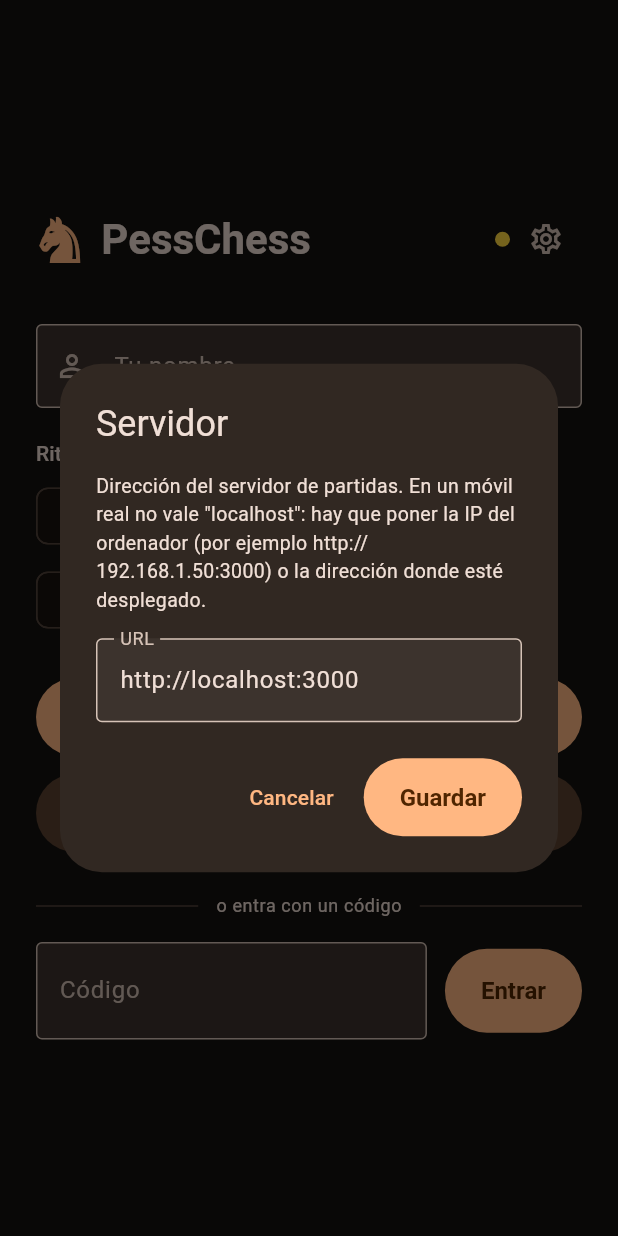
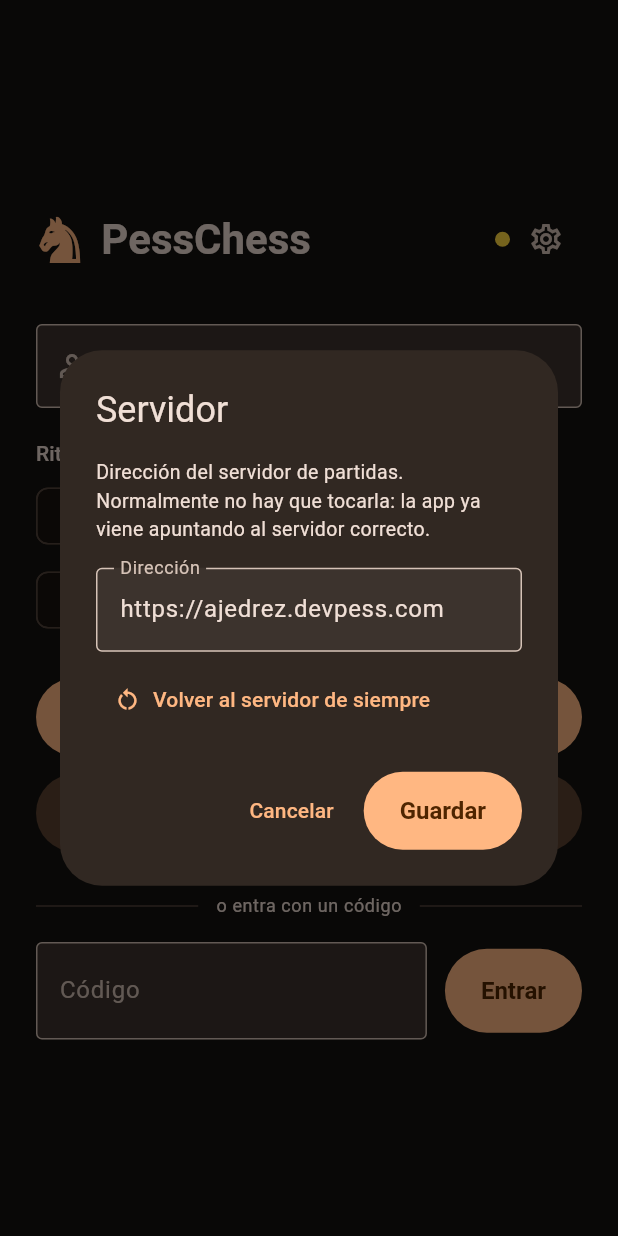
Before and after one commit to DevPaulSuarez/PessChess, a Flutter app: the screen it shows after launch, after a tap on the "settings" icon, on a phone screen of 412 x 824 dp. Run offline on Flutter 3.47's test engine with Material 3 defaults, Android fonts, the phone set to English and light mode, and no system bars; our stand-ins replace shared_preferences, socket_io_client; network calls fail.

Commit message:
Apuntar la app al servidor publicado por defecto
Antes venía con localhost, que en un móvil significa el propio móvil: la app
buscaba un servidor de ajedrez dentro del teléfono y no conectaba. Era razonable
cuando el servidor solo existía en el Mac; ahora que está publicado, ese es el
que debe venir de fábrica y `flutter run` funciona sin flags.

Para desarrollar contra el servidor local hay que pedirlo explícitamente.

El diálogo de configuración ya no habla de poner la IP del ordenador, e incluye
un botón para volver a la dirección de siempre si alguien la cambia.

Co-Authored-By: Claude Opus 5 <noreply@anthropic.com>

```diff
--- a/app/lib/screens/home_screen.dart
+++ b/app/lib/screens/home_screen.dart
@@ -238,9 +238,8 @@ class _HomeScreenState extends State<HomeScreen> {
           crossAxisAlignment: CrossAxisAlignment.start,
           children: [
             const Text(
-              'Dirección del servidor de partidas. En un móvil real no vale '
-              '"localhost": hay que poner la IP del ordenador (por ejemplo '
-              'http://192.168.1.50:3000) o la dirección donde esté desplegado.',
+              'Dirección del servidor de partidas. Normalmente no hay que '
+              'tocarla: la app ya viene apuntando al servidor correcto.',
               style: TextStyle(fontSize: 13),
             ),
             const SizedBox(height: 16),
@@ -248,7 +247,16 @@ class _HomeScreenState extends State<HomeScreen> {
               controller: controller,
               autocorrect: false,
               keyboardType: TextInputType.url,
-              decoration: const InputDecoration(labelText: 'URL'),
+              decoration: const InputDecoration(labelText: 'Dirección'),
+            ),
+            const SizedBox(height: 8),
+            Align(
+              alignment: Alignment.centerLeft,
+              child: TextButton.icon(
+                icon: const Icon(Icons.restart_alt, size: 18),
+                label: const Text('Volver al servidor de siempre'),
+                onPressed: () => controller.text = GameClient.defaultServerUrl,
+              ),
             ),
           ],
         ),
--- a/app/lib/services/game_client.dart
+++ b/app/lib/services/game_client.dart
@@ -23,15 +23,15 @@ class GameClient extends ChangeNotifier {
 
   /// Servidor al que se conecta la app si el jugador no ha puesto otro.
   ///
-  /// Para una versión que se vaya a repartir hay que fijar aquí la dirección
-  /// del servidor publicado, al compilar:
+  /// Por defecto, el servidor publicado: así la app funciona nada más
+  /// instalarla, sin que nadie tenga que configurar nada.
   ///
-  ///   flutter build ipa --dart-define=SERVER_URL=https://mi-servidor.com
+  /// Para desarrollar contra un servidor en la propia máquina:
   ///
-  /// Sin eso queda el servidor local, que es lo cómodo mientras se desarrolla.
+  ///   flutter run --dart-define=SERVER_URL=http://localhost:3000
   static const defaultServerUrl = String.fromEnvironment(
     'SERVER_URL',
-    defaultValue: 'http://localhost:3000',
+    defaultValue: 'https://ajedrez.devpess.com',
   );
 
   /// Separa el almacenamiento de dos instancias en el mismo ordenador.
```
Also changed, not shown: 1 other file.
